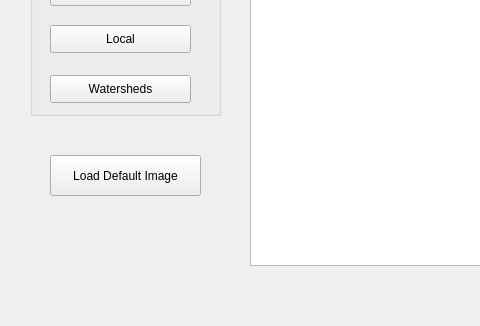
Before: the Qt Designer form pr_suite/ImProc_suite/mainwindow.ui in saul-calderonramirez/ImProc_suite, drawn with Qt 5; both pictures show x 0 to 480 and y 274 to 600 of the 800 by 600 pixel window.
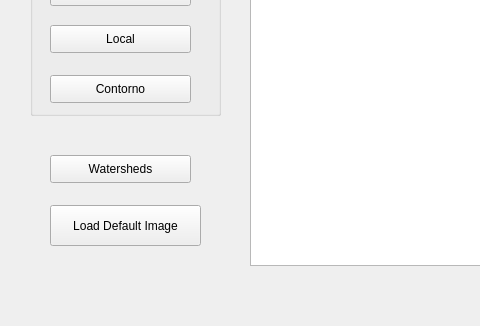
After: the same form once the commit is applied.

```diff
--- a/pr_suite/ImProc_suite/mainwindow.ui
+++ b/pr_suite/ImProc_suite/mainwindow.ui
@@ -62,7 +62,7 @@
       <string>Local</string>
      </property>
     </widget>
-    <widget class="QToolButton" name="btnSegWaterSheds">
+    <widget class="QToolButton" name="btnContour">
      <property name="geometry">
       <rect>
        <x>20</x>
@@ -72,7 +72,7 @@
       </rect>
      </property>
      <property name="text">
-      <string>Watersheds</string>
+      <string>Contorno</string>
      </property>
     </widget>
     <zorder>btnSegLocal</zorder>
@@ -83,7 +83,7 @@
     <property name="geometry">
      <rect>
       <x>50</x>
-      <y>410</y>
+      <y>460</y>
       <width>151</width>
       <height>41</height>
      </rect>
@@ -131,6 +131,19 @@
      </property>
     </widget>
    </widget>
+   <widget class="QToolButton" name="btnSegWaterSheds">
+    <property name="geometry">
+     <rect>
+      <x>50</x>
+      <y>410</y>
+      <width>141</width>
+      <height>28</height>
+     </rect>
+    </property>
+    <property name="text">
+     <string>Watersheds</string>
+    </property>
+   </widget>
   </widget>
   <widget class="QMenuBar" name="menubar">
    <property name="geometry">
```
Left out of the diff: 2 changed lines with no effect on the pictures.
